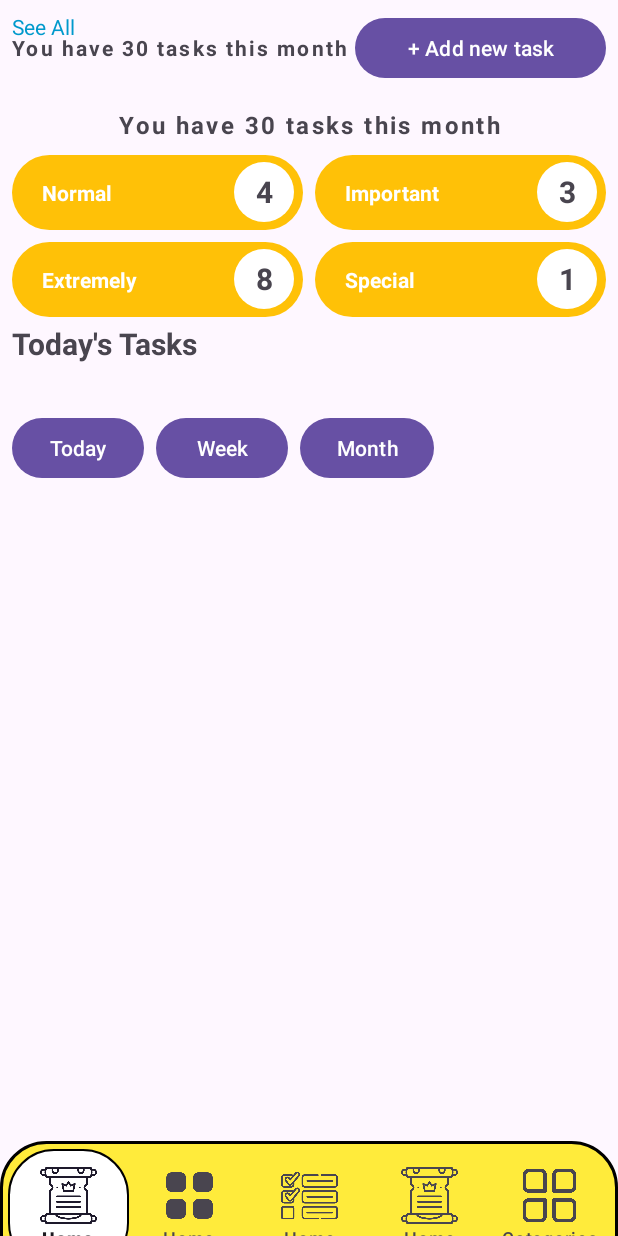
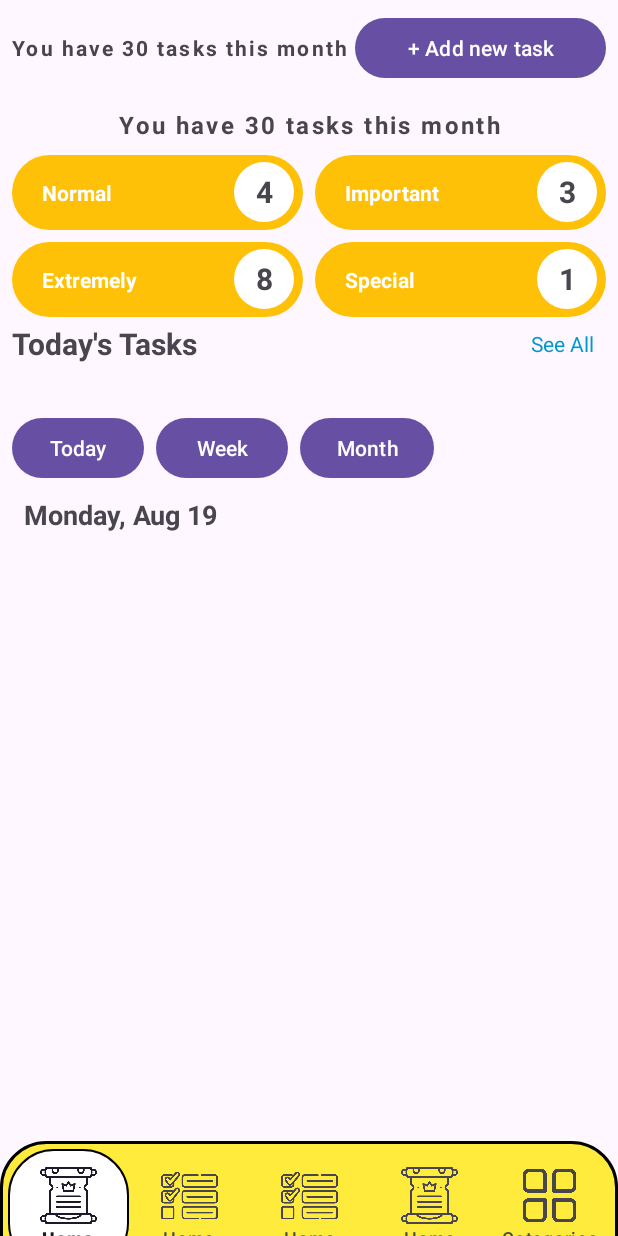
Before and after one commit to NikolaLetvencuk/e2-ma-tim35-2025, an Android app: the screen it shows after launch (MainActivity), item 2 of the bottom bar chosen, on a phone screen of 412 x 824 dp. Run offline under Robolectric (Android 15) with nearby library versions, the phone set to English and light mode, and no system bars.

Commit message:
Implement Month Task Preview

```diff
--- a/app/build.gradle
+++ b/app/build.gradle
@@ -42,4 +42,7 @@
     implementation 'com.github.skydoves:colorpickerview:2.2.0'
     implementation "androidx.navigation:navigation-fragment-ktx:2.7.0"
     implementation "androidx.navigation:navigation-ui-ktx:2.7.0"
+    implementation 'com.applandeo:material-calendar-view:1.9.2'
+    implementation 'com.google.android.material:material:1.11.0'
+
 }
--- a/app/src/main/java/com/example/dailyboss/adapters/CategoryAdapter.java
+++ b/app/src/main/java/com/example/dailyboss/adapters/CategoryAdapter.java
@@ -36,6 +36,8 @@
     public CategoryViewHolder onCreateViewHolder(@NonNull ViewGroup parent, int viewType) {
         View view = LayoutInflater.from(parent.getContext())
                 .inflate(R.layout.item_category, parent, false);
+        View calendarView = LayoutInflater.from(parent.getContext())
+                .inflate(R.layout.fragment_calendar, parent, false);
         return new CategoryViewHolder(view);
     }
 
--- a/app/src/main/java/com/example/dailyboss/dto/TaskItemDto.java
+++ b/app/src/main/java/com/example/dailyboss/dto/TaskItemDto.java
@@ -5,16 +5,20 @@
     private String description;
     private long startTime;
     private String status;
+    private String color;
 
-    public TaskItemDto(String title, String description, long startTime, String status) {
+
+    public TaskItemDto(String title, String description, long startTime, String status, String color) {
         this.title = title;
         this.description = description;
         this.startTime = startTime;
         this.status = status;
+        this.color = color;
     }
 
     public String getTitle() { return title; }
     public String getDescription() { return description; }
     public long getStartTime() { return startTime; }
     public String getStatus() { return status; }
+    public String getColor() { return color; }
 }
--- a/app/src/main/java/com/example/dailyboss/fragments/CreateTaskFragment.java
+++ b/app/src/main/java/com/example/dailyboss/fragments/CreateTaskFragment.java
@@ -133,7 +133,7 @@
             Calendar startDateCalendar = getDateFromString(etStartDate.getText().toString());
             long startDateMillis = startDateCalendar != null ? startDateCalendar.getTimeInMillis() : 0;
 
-            Long endDateMillis = null;
+            long endDateMillis = startDateMillis;
             if (!etEndDate.getText().toString().isEmpty()) {
                 Calendar endDateCalendar = getDateFromString(etEndDate.getText().toString());
                 if (endDateCalendar != null) {
--- a/app/src/main/java/com/example/dailyboss/fragments/TasksFragment.java
+++ b/app/src/main/java/com/example/dailyboss/fragments/TasksFragment.java
@@ -9,20 +9,26 @@
 import android.view.View;
 import android.view.ViewGroup;
 import android.widget.Button;
+import android.widget.TextView;
 import android.widget.Toast;
 
 import androidx.annotation.NonNull;
 import androidx.annotation.Nullable;
 import androidx.fragment.app.Fragment;
+import androidx.fragment.app.FragmentManager;
+import androidx.fragment.app.FragmentTransaction;
 import androidx.navigation.Navigation;
 import androidx.recyclerview.widget.GridLayoutManager;
+import androidx.recyclerview.widget.LinearLayoutManager;
 import androidx.recyclerview.widget.RecyclerView;
 
 import com.example.dailyboss.R;
 import com.example.dailyboss.adapters.TaskAdapter;
 import com.example.dailyboss.dto.TaskItemDto;
+import com.example.dailyboss.model.Category;
 import com.example.dailyboss.model.TaskInstance;
 import com.example.dailyboss.model.TaskTemplate;
+import com.example.dailyboss.service.CategoryService;
 import com.example.dailyboss.service.TaskInstanceService;
 import com.example.dailyboss.service.TaskTemplateService;
 
@@ -36,6 +42,7 @@
 
     private TaskInstanceService taskInstanceService;
     private TaskTemplateService taskTemplateService;
+    private CategoryService categoryService;
     private TaskAdapter adapter;
 
     @Nullable
@@ -44,7 +51,8 @@
         View view = inflater.inflate(R.layout.activity_task, container, false);
 
         RecyclerView recyclerView = view.findViewById(R.id.rvTasks1);
-        GridLayoutManager layoutManager = new GridLayoutManager(getContext(), 2);
+
+        LinearLayoutManager layoutManager = new LinearLayoutManager(getContext(), LinearLayoutManager.HORIZONTAL, false);
         recyclerView.setLayoutManager(layoutManager);
 
         int spacingInPixels = getResources().getDimensionPixelSize(R.dimen.category_item_spacing);
@@ -52,7 +60,6 @@
 
         Button btnNewTask = view.findViewById(R.id.btnNewTask);
         btnNewTask.setOnClickListener(v -> {
-            Log.d("TasksFragment", "Kliknuto na Add New Task dugme!");
             Toast.makeText(getContext(), "Button clicked!", Toast.LENGTH_SHORT).show();
 
             requireActivity().getSupportFragmentManager().beginTransaction()
@@ -61,22 +68,31 @@
                     .commit();
         });
 
+        TextView tvSeeAll = view.findViewById(R.id.tvSeeAll);
+        tvSeeAll.setOnClickListener(v -> {
+            Toast.makeText(getContext(), "Button clicked!", Toast.LENGTH_SHORT).show();
+
+            requireActivity().getSupportFragmentManager().beginTransaction()
+                    .replace(R.id.fragment_container, new CalendarFragment())
+                    .addToBackStack(null) // Dodajemo u back stack za navigaciju nazad
+                    .commit();
+        });
+
+
 
         recyclerView.addItemDecoration(new RecyclerView.ItemDecoration() {
             @Override
             public void getItemOffsets(@NonNull Rect outRect, @NonNull View view,
                                        @NonNull RecyclerView parent, @NonNull RecyclerView.State state) {
-                int position = parent.getChildAdapterPosition(view);
-                int itemCount = parent.getAdapter().getItemCount();
-                int spanCount = layoutManager.getSpanCount();
-
-                outRect.set(spacingInPixels, spacingInPixels, spacingInPixels, spacingInPixels);
-                outRect.bottom = extraBottomMargin;
+                int spacingInPixels = getResources().getDimensionPixelSize(R.dimen.category_item_spacing);
+                outRect.left = spacingInPixels;
+                outRect.right = spacingInPixels;
             }
         });
 
         taskTemplateService = new TaskTemplateService(getContext());
         taskInstanceService = new TaskInstanceService(getContext());
+        categoryService = new CategoryService(getContext());
 
         long today = System.currentTimeMillis();
         List<TaskInstance> todayInstances = taskInstanceService.getTasksByDateRange(today, today);
@@ -91,11 +107,14 @@
         List<TaskItemDto> tasks = new ArrayList<>();
         for (TaskInstance instance : todayInstances) {
             TaskTemplate template = templatesMap.get(instance.getTemplateId());
+            String color = categoryService.getColorById(template.getCategoryId());
             TaskItemDto dto = new TaskItemDto(
                     template.getName(),
                     template.getDescription(),
                     instance.getInstanceDate(),
-                    instance.getStatus().toString()
+                    instance.getStatus().toString(),
+                    color
+
             );
             tasks.add(dto);
         }
--- a/app/src/main/java/com/example/dailyboss/service/CategoryService.java
+++ b/app/src/main/java/com/example/dailyboss/service/CategoryService.java
@@ -89,4 +89,8 @@
 
         return categoryDAO.updateColor(id, newColor);
     }
+
+    public String getColorById(String id) {
+        return categoryDAO.getColorById(id);
+    }
 }
--- a/app/src/main/java/com/example/dailyboss/service/TaskTemplateService.java
+++ b/app/src/main/java/com/example/dailyboss/service/TaskTemplateService.java
@@ -27,7 +27,7 @@
         this.taskInstanceDao = new TaskInstanceDao(context);
     }
 
-    public boolean addTaskTemplate(String categoryId, String name, String description, String executionTime, int frequencyInterval, FrequencyUnit frequencyUnit, long startDate, Long endDate, TaskDifficulty difficulty, TaskImportance importance, boolean isRecurring) {
+    public boolean addTaskTemplate(String categoryId, String name, String description, String executionTime, int frequencyInterval, FrequencyUnit frequencyUnit, long startDate, long endDate, TaskDifficulty difficulty, TaskImportance importance, boolean isRecurring) {
         String id = UUID.randomUUID().toString();
         TaskTemplate taskTemplate = new TaskTemplate(id, categoryId, name, description, executionTime, frequencyInterval, frequencyUnit, startDate, endDate, difficulty, importance, isRecurring);
 
@@ -52,7 +52,7 @@
                         break;
                 }
                 date = calendar.getTimeInMillis();
-            } while (endDate == null || date <= endDate);
+            } while (date <= endDate);
         }
         return  taskTemplateDao.insert(taskTemplate);
     }
--- a/app/src/main/res/layout/activity_task.xml
+++ b/app/src/main/res/layout/activity_task.xml
@@ -215,7 +215,9 @@
         android:layout_height="wrap_content"
         android:orientation="horizontal"
         android:gravity="center_vertical"
-            app:layout_constraintTop_toBottomOf="@id/allTaskBoxes">
+        app:layout_constraintTop_toBottomOf="@id/allTaskBoxes"
+        app:layout_constraintStart_toStartOf="parent"
+        app:layout_constraintEnd_toEndOf="parent">
 
         <TextView
             android:id="@+id/tvTitle"
@@ -226,6 +228,14 @@
             android:textSize="20sp"
             android:textStyle="bold"/>
 
+        <TextView
+            android:id="@+id/tvSeeAll"
+            android:layout_width="wrap_content"
+            android:layout_height="wrap_content"
+            android:text="See All"
+            android:textColor="@android:color/holo_blue_dark"
+            android:textSize="14sp"
+            android:layout_marginEnd="8dp"/>
     </LinearLayout>
 
     <androidx.recyclerview.widget.RecyclerView
@@ -273,24 +283,32 @@
             android:text="Month" />
     </LinearLayout>
 
-    <androidx.recyclerview.widget.RecyclerView
-        android:id="@+id/rvTasks"
-        android:layout_width="0dp"
-        android:layout_height="0dp"
-        android:layout_marginTop="16dp"
+    <LinearLayout
+        android:layout_width="match_parent"
+        android:layout_height="wrap_content"
+        android:orientation="vertical"
+        android:padding="8dp"
         app:layout_constraintTop_toBottomOf="@id/llFilterButtons"
-        app:layout_constraintBottom_toBottomOf="parent"
         app:layout_constraintStart_toStartOf="parent"
-        app:layout_constraintEnd_toEndOf="parent" />
+        app:layout_constraintEnd_toEndOf="parent">
 
+        <!-- Naslov dana -->
         <TextView
-        android:id="@+id/tvSeeAll"
+            android:id="@+id/tvDateTitle"
             android:layout_width="wrap_content"
             android:layout_height="wrap_content"
-        android:text="See All"
-        android:textColor="@android:color/holo_blue_dark"
-        android:textSize="14sp"
-        tools:layout_editor_absoluteX="341dp"
-        tools:layout_editor_absoluteY="215dp" />
+            android:text="Monday, Aug 19"
+            android:textSize="18sp"
+            android:textStyle="bold"/>
+
+        <!-- RecyclerView za zadatke tog dana -->
+        <androidx.recyclerview.widget.RecyclerView
+            android:id="@+id/rvDayTasks"
+            android:layout_width="match_parent"
+            android:layout_height="wrap_content"
+            android:orientation="vertical"
+            android:paddingTop="8dp"/>
+
+    </LinearLayout>
 
 </androidx.constraintlayout.widget.ConstraintLayout>
--- a/app/src/main/res/layout/fragment_create_task.xml
+++ b/app/src/main/res/layout/fragment_create_task.xml
@@ -304,7 +304,6 @@
                 android:background="@drawable/spinner_background"
                 android:paddingStart="12dp"
                 android:paddingEnd="12dp"
-                android:entries="@array/category_options"
                 app:layout_constraintTop_toBottomOf="@id/textViewCategoryLabel"
                 app:layout_constraintStart_toStartOf="parent"
                 app:layout_constraintEnd_toEndOf="parent" />
--- a/app/src/main/res/menu/bottom_nav_menu.xml
+++ b/app/src/main/res/menu/bottom_nav_menu.xml
@@ -8,7 +8,7 @@
     <item
         android:id="@+id/activity_tasks"
         android:title="Home"
-        android:icon="@drawable/ic_home" />
+        android:icon="@drawable/ic_task" />
 
     <item
         android:id="@+id/nav_home3"
--- a/gradle.properties
+++ b/gradle.properties
@@ -19,3 +19,4 @@
 # resources declared in the library itself and none from the library's dependencies,
 # thereby reducing the size of the R class for that library
 android.nonTransitiveRClass=true
+android.enableJetifier=true
```
Also changed, not shown: app/src/main/java/com/example/dailyboss/adapters/TaskAdapter.java (+34 -0 lines), app/src/main/java/com/example/dailyboss/data/CategoryDao.java (+25 -0 lines), app/src/main/java/com/example/dailyboss/fragments/CalendarFragment.java (added, +130 -0 lines), app/src/main/java/com/example/dailyboss/utils/DayTasksDrawable.java (added, +58 -0 lines), app/src/main/res/drawable/dot_indicator.xml (added, +8 -0 lines), app/src/main/res/layout/fragment_calendar.xml (added, +12 -0 lines), app/src/main/res/layout/item_task.xml (+4 -3 lines), app/src/main/res/values/strings.xml (+0 -7 lines). Lines whose indentation alone changed are shown as unchanged.
